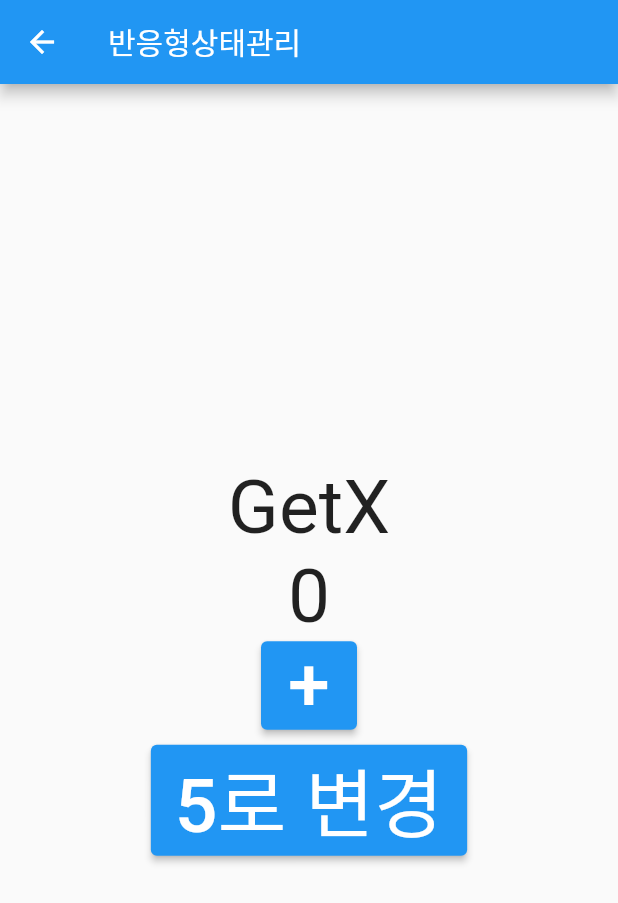
After one commit to Heungjun/flutter_get_x, a Flutter app: the screen it shows after launch, after a tap on "반응형상태관리", on a phone screen of 412 x 824 dp. The commit adds this screen. Shown: the top 903 px of the screen. Run offline on Flutter 3.47's test engine with Material 2 defaults, Android fonts, the phone set to English and light mode, and no system bars; our stand-ins replace get.

Commit message:
반응형 상태관리

```diff
--- a/lib/src/controller/count_controller_with_get_x.dart
+++ b/lib/src/controller/count_controller_with_get_x.dart
@@ -6,4 +6,9 @@ class CountControllerWithGetX extends GetxController {
     count++;
     update([id]);
   }
+
+  void putNumber(int value) {
+    count = value;
+    update();
+  }
 }
--- /dev/null
+++ b/lib/src/controller/count_controller_with_reactive.dart
@@ -0,0 +1,43 @@
+import 'package:get/get.dart';
+
+enum NUM { FIRST, SECOND }
+
+class User {
+  String name;
+  int? age;
+  User({this.name = 'YHJ', this.age});
+}
+
+class CountControllerWithReactive extends GetxController {
+  RxInt count = 0.obs;
+  Rx<NUM> nums = NUM.FIRST.obs;
+  Rx<User> user = User(name: 'HJ, Y', age: 30).obs;
+  RxList<String> list = [''].obs;
+
+  void inCrease() {
+    count++;
+
+    // nums(NUM.SECOND);
+    // user(User());
+    user.update((val) {
+      val?.name = '무명';
+      val?.age = 1;
+    });
+
+    // list.addAll(item);
+    // list.add(item);
+    // list.addIf(condition, item);
+  }
+
+  void putNumber(int value) => count(value);
+
+  @override
+  void onInit() {
+    ever(count, (_) => print('매번 호출'));
+    once(count, (_) => print('한번만 호출'));
+    debounce(count, (_) => print('마지막 변경에 한번만 호출'), time: Duration(seconds: 1));
+    interval(count, (_) => print('변경되고 있는 동안 주기적으로 호출'),
+        time: Duration(seconds: 1));
+    super.onInit();
+  }
+}
--- a/lib/src/home.dart
+++ b/lib/src/home.dart
@@ -1,6 +1,7 @@
 import 'package:flutter/material.dart';
 import 'package:get/get.dart';
 import 'package:get_x/src/pages/normal/first.dart';
+import 'package:get_x/src/pages/reactive_state_manage/reactive_state_manage_page.dart';
 import 'package:get_x/src/pages/simple_state_manage/simple_state_manage_page.dart';
 
 class Home extends StatelessWidget {
@@ -56,6 +57,12 @@ class Home extends StatelessWidget {
                   Get.to(SimpleStateManagePage());
                 },
                 child: Text('단순상태관리')),
+            SizedBox(height: 10),
+            ElevatedButton(
+                onPressed: () {
+                  Get.to(ReactiveStateManagePage());
+                },
+                child: Text('반응형상태관리')),
           ],
         ),
       ),
--- /dev/null
+++ b/lib/src/pages/reactive_state_manage/reactive_state_manage_page.dart
@@ -0,0 +1,45 @@
+import 'package:flutter/material.dart';
+import 'package:get/get.dart';
+import 'package:get_x/src/controller/count_controller_with_get_x.dart';
+import 'package:get_x/src/controller/count_controller_with_reactive.dart';
+
+class ReactiveStateManagePage extends StatelessWidget {
+  const ReactiveStateManagePage({Key? key}) : super(key: key);
+
+  @override
+  Widget build(BuildContext context) {
+    Get.put(CountControllerWithReactive());
+    return Scaffold(
+      appBar: AppBar(
+        title: Text('반응형상태관리'),
+      ),
+      body: Center(
+        child: Column(
+          mainAxisAlignment: MainAxisAlignment.center,
+          children: [
+            Text('GetX', style: TextStyle(fontSize: 50)),
+            Obx(() => Text(
+                '${Get.find<CountControllerWithReactive>().count.value}',
+                style: TextStyle(fontSize: 50))),
+            // OR
+            // GetX(
+            //   builder: (controller) => Text(
+            //     '${Get.find<CountControllerWithReactive>().count.value}',
+            //     style: TextStyle(fontSize: 50),
+            //   ),
+            // ),
+            ElevatedButton(
+                onPressed: () =>
+                    Get.find<CountControllerWithReactive>().inCrease(),
+                child: Text('+', style: TextStyle(fontSize: 50))),
+            SizedBox(height: 10),
+            ElevatedButton(
+                onPressed: () =>
+                    Get.find<CountControllerWithReactive>().putNumber(5),
+                child: Text('5로 변경', style: TextStyle(fontSize: 50))),
+          ],
+        ),
+      ),
+    );
+  }
+}
--- a/lib/src/pages/simple_state_manage/with_get_x.dart
+++ b/lib/src/pages/simple_state_manage/with_get_x.dart
@@ -28,6 +28,9 @@ class WithGetX extends StatelessWidget {
                   Text('${controller.count}', style: TextStyle(fontSize: 50))),
           _button('first'),
           _button('second'),
+          ElevatedButton(
+              onPressed: () => Get.find<CountControllerWithGetX>().putNumber(5),
+              child: Text('5로 변경', style: TextStyle(fontSize: 50))),
         ],
       ),
     );
```
